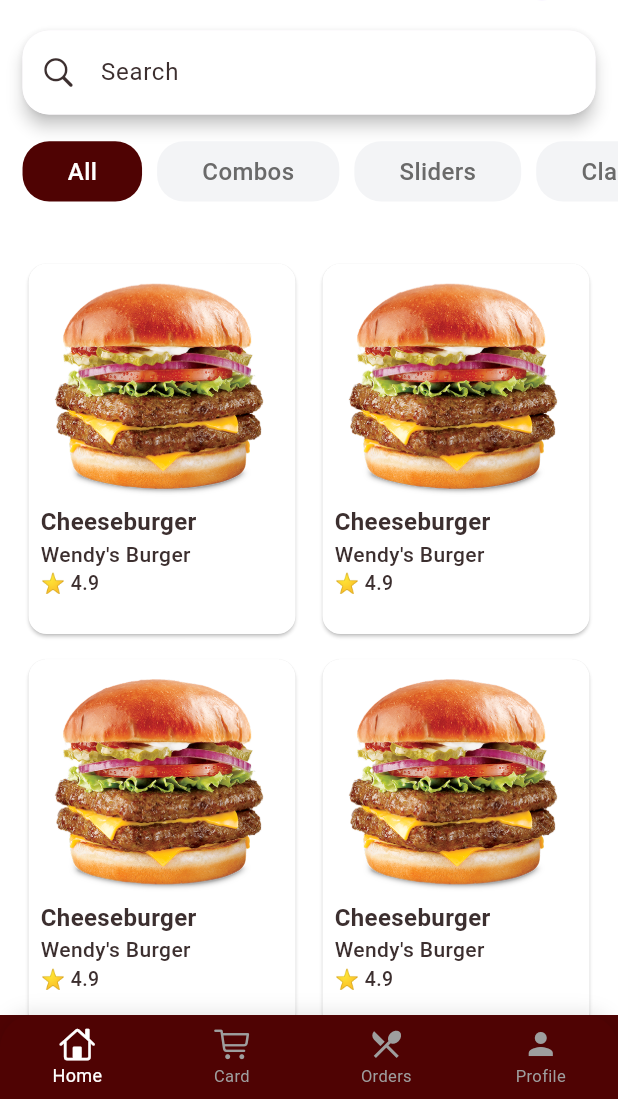
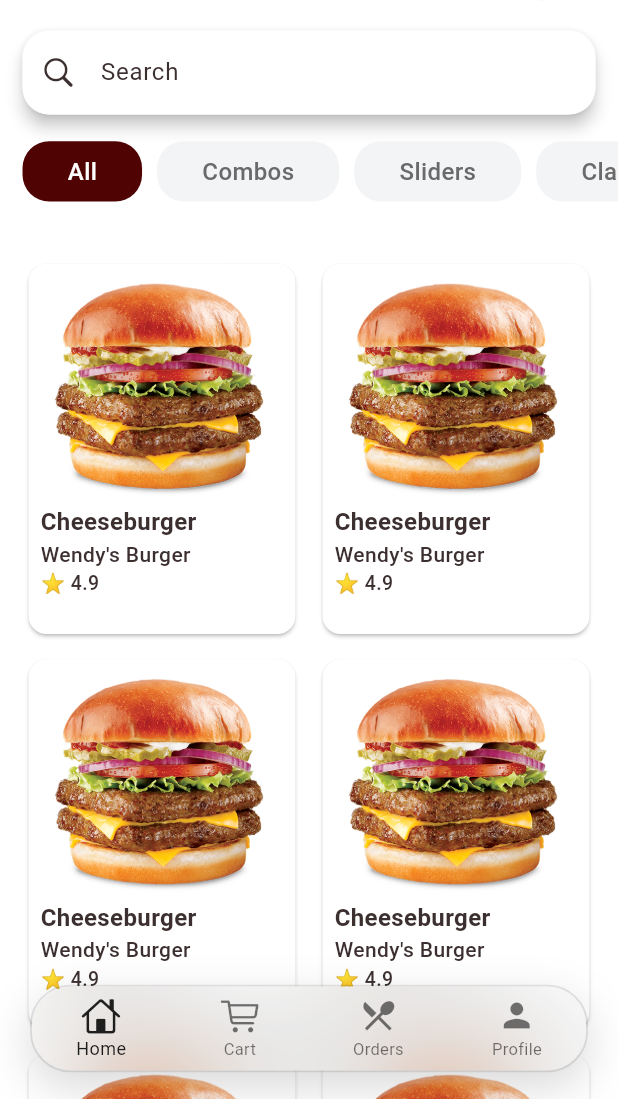
Before and after one commit to med-khelifi/hungry, a Flutter app: the Root screen opened by its route, on a phone screen of 412 x 824 dp, the part 137-1236 px from its top. Run offline on Flutter 3.47's test engine with Material 3 defaults, Android fonts, the phone set to English and light mode, and no system bars; our stand-ins replace dio, flutter_screenutil, flutter_svg, gap, shared_preferences, skeletonizer; accounts and stored records are empty; network calls fail.

Commit message:
complete redesign navbar

```diff
--- /dev/null
+++ b/devtools_options.yaml
@@ -0,0 +1,3 @@
+description: This file stores settings for Dart & Flutter DevTools.
+documentation: https://docs.flutter.dev/tools/devtools/extensions#configure-extension-enablement-states
+extensions:
--- a/lib/app/hungry.dart
+++ b/lib/app/hungry.dart
@@ -14,6 +14,7 @@ class Hungry extends StatelessWidget {
         routes: AppRoutes.routes,
         theme: ThemeData(
           splashColor: Colors.transparent,
+         // scaffoldBackgroundColor: Colors.transparent,
           highlightColor: Colors.transparent,
         ),
       ),
--- a/lib/features/auth/views/profile_view.dart
+++ b/lib/features/auth/views/profile_view.dart
@@ -78,8 +78,7 @@ class _ProfileViewState extends State<ProfileView> {
               enabled: isLoading,
               child: Column(
                 children: [
-                  Expanded(
-                    child: SingleChildScrollView(
+                  SingleChildScrollView(
                     physics: const AlwaysScrollableScrollPhysics(),
                     padding: EdgeInsets.symmetric(horizontal: 18.w, vertical: 20.h),
                     child: Column(
@@ -87,6 +86,7 @@ class _ProfileViewState extends State<ProfileView> {
                       children: [
                         Gap(10.h),
 
+                        /// --- Profile Picture ---
                         Center(
                           child: Stack(
                             alignment: Alignment.bottomRight,
@@ -130,7 +130,10 @@ class _ProfileViewState extends State<ProfileView> {
                           controller: addressController,
                           labelText: "Address",
                         ),
+
                         Gap(10.h),
+
+                        /// Divider
                         Divider(color: Colors.white.withOpacity(0.4), thickness: 1),
                         Gap( 10.h),
                        user?.viza == null ? _paymentTile(
@@ -143,7 +146,6 @@ class _ProfileViewState extends State<ProfileView> {
                          labelText: "Viza",
                        ),
                       ],
-                      ),
                     ),
                   ),
   Gap(10.h),
@@ -201,7 +203,8 @@ class _ProfileViewState extends State<ProfileView> {
                         ),
                       ],
                     ),
-                  )
+                  ),
+                  Gap(80.h),
                 ],
               ),
             ),
--- a/lib/features/cart/views/card_view.dart
+++ b/lib/features/cart/views/card_view.dart
@@ -35,7 +35,6 @@ class _CartViewState extends State<CartView> {
           icon: Icon(
             Icons.arrow_back,
             color: AppColors.secondColor,
-         //   fontWeight: FontWeight.w900,
           ),
           onPressed: () => Navigator.pop(context),
         ),
@@ -90,7 +89,7 @@ class _CartViewState extends State<CartView> {
                 ),
               ],
             ),
-            Gap(10.h),
+            Gap(100.h),
           ],
         ),
       ),
--- a/lib/features/home/views/home_view.dart
+++ b/lib/features/home/views/home_view.dart
@@ -88,6 +88,7 @@ class _HomeViewState extends State<HomeView> {
                   ),
                 ),
               ),
+              SliverGap(100.h),
             ],
           ),
         ),
--- a/lib/features/orderHistory/views/order_history_view.dart
+++ b/lib/features/orderHistory/views/order_history_view.dart
@@ -1,6 +1,7 @@
 import 'package:flutter/material.dart';
 import 'package:flutter_screenutil/flutter_screenutil.dart';
 import 'package:gap/gap.dart';
+import 'package:hungry/core/constants/app_colors.dart';
 import 'package:hungry/features/orderHistory/widgets/item_history_card.dart';
 
 class OrderHistoryView extends StatelessWidget {
@@ -8,14 +9,23 @@ class OrderHistoryView extends StatelessWidget {
 
   @override
   Widget build(BuildContext context) {
-    return Scaffold(
-      body: SafeArea(
-        child: ListView.separated(
-          padding: EdgeInsets.symmetric(horizontal: 15.w, vertical: 25.h),
-          itemBuilder: (context, index) => ItemHistoryCard(),
-          separatorBuilder: (context, index) => Gap(10.h),
-          itemCount: 10,
-        ),
+    return SafeArea(
+      child: Column(
+        children: [
+          Expanded(
+            child: ListView.separated(
+              padding: EdgeInsets.symmetric(horizontal: 15.w, vertical: 25.h),
+              itemBuilder: (context, index) => index == 9 ? Column(
+                children: [
+                  ItemHistoryCard(),
+                  Gap(70.h),
+                ],
+              ) : ItemHistoryCard(),
+              separatorBuilder: (context, index) => Gap(10.h),
+              itemCount: 10,
+            ),
+          ),
+        ],
       ),
     );
   }
--- a/lib/root.dart
+++ b/lib/root.dart
@@ -1,3 +1,5 @@
+import 'dart:ui';
+
 import 'package:flutter/cupertino.dart';
 import 'package:flutter/material.dart';
 import 'package:flutter_screenutil/flutter_screenutil.dart';
@@ -38,42 +40,53 @@ class _RootState extends State<Root> {
   }
 
   @override
+  @override
   Widget build(BuildContext context) {
     return Scaffold(
-      backgroundColor: AppColors.primaryColor,
-      body: PageView(
+      backgroundColor: AppColors.whiteColor,
+      body: Stack(
+        children: [
+          // Your pages
+          PageView(
+            clipBehavior: Clip.none,
             controller: _pageController,
             physics: const NeverScrollableScrollPhysics(),
             children: _screens,
           ),
-      bottomNavigationBar: Container(
+
+
+          Positioned(
+            bottom: 20.h,
+            left: 20.w,
+            right: 20.w,
+            child: Container(
               decoration: BoxDecoration(
-          color: AppColors.primaryColor,
-          borderRadius: BorderRadius.only(
-            topLeft: Radius.circular(25.r),
-            topRight: Radius.circular(25.r),
+                color: Colors.transparent,
+                borderRadius: BorderRadius.circular(30.r),
+                border: Border.all(
+                  color: Colors.black.withOpacity(0.1),
+                  width: 1.2,
                 ),
                 boxShadow: [
                   BoxShadow(
-              color: Colors.black.withOpacity(0.1),
-              blurRadius: 10,
-              offset: const Offset(0, -2),
+                    color: Colors.black.withOpacity(0.15),
+                    blurRadius: 25,
+                    offset: const Offset(0, 10),
                   ),
                 ],
               ),
               child: ClipRRect(
-          borderRadius: BorderRadius.only(
-            topLeft: Radius.circular(25.r),
-            topRight: Radius.circular(25.r),
-          ),
+                borderRadius: BorderRadius.circular(30.r),
+                child: BackdropFilter(
+                  filter: ImageFilter.blur(sigmaX: 30, sigmaY: 30),
                   child: BottomNavigationBar(
-            backgroundColor: Colors.transparent,
+                    backgroundColor: Colors.white.withOpacity(0.2),
                     elevation: 0,
                     currentIndex: _currentIndex,
-            selectedItemColor: Colors.white,
-            unselectedItemColor: Colors.grey,
+                    selectedItemColor: Colors.black87,
+                    unselectedItemColor: Colors.black54,
                     type: BottomNavigationBarType.fixed,
-            iconSize: 24.sp,
+                    iconSize: 26.sp,
                     selectedFontSize: 12.sp,
                     unselectedFontSize: 11.sp,
                     onTap: (index) {
@@ -85,26 +98,18 @@ class _RootState extends State<Root> {
                       );
                     },
                     items: const [
-              BottomNavigationBarItem(
-                icon: Icon(CupertinoIcons.home),
-                label: 'Home',
-              ),
-              BottomNavigationBarItem(
-                icon: Icon(CupertinoIcons.cart),
-                label: 'Card',
-              ),
-              BottomNavigationBarItem(
-                icon: Icon(Icons.local_restaurant),
-                label: 'Orders',
-              ),
-              BottomNavigationBarItem(
-                icon: Icon(Icons.person),
-                label: 'Profile',
-              ),
+                      BottomNavigationBarItem(icon: Icon(CupertinoIcons.home), label: 'Home'),
+                      BottomNavigationBarItem(icon: Icon(CupertinoIcons.cart), label: 'Cart'),
+                      BottomNavigationBarItem(icon: Icon(Icons.local_restaurant), label: 'Orders'),
+                      BottomNavigationBarItem(icon: Icon(Icons.person), label: 'Profile'),
                     ],
                   ),
                 ),
               ),
+            ),
+          ),
+        ],
+      ),
     );
   }
 }
```
Lines whose indentation alone changed are shown as unchanged.
